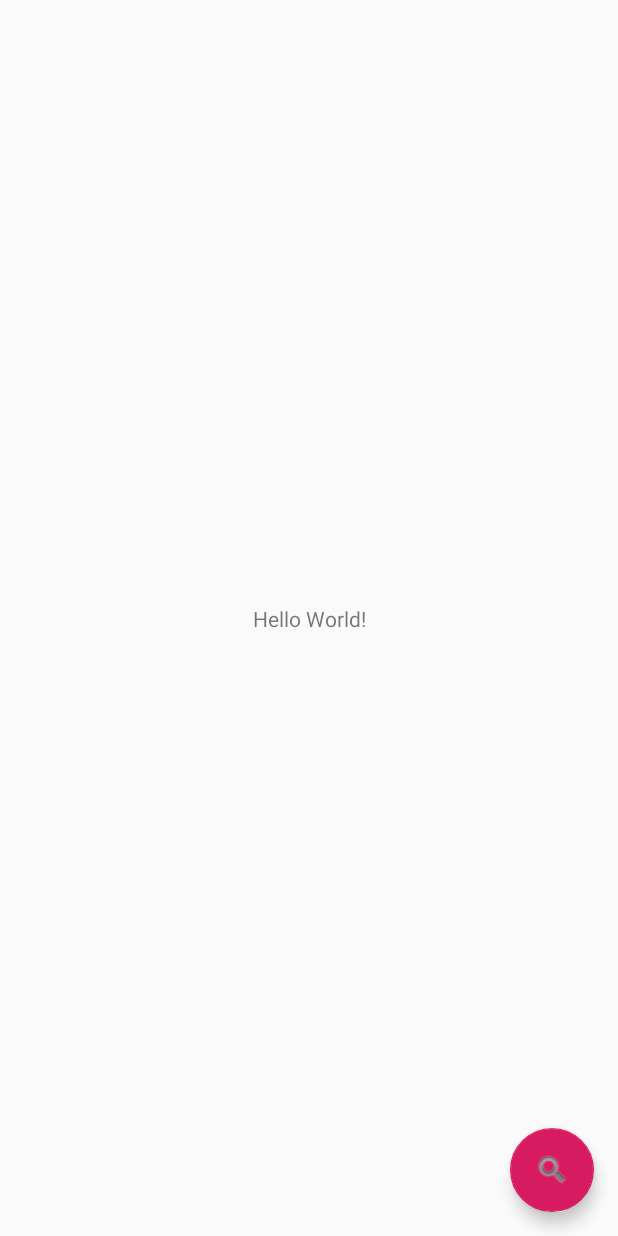
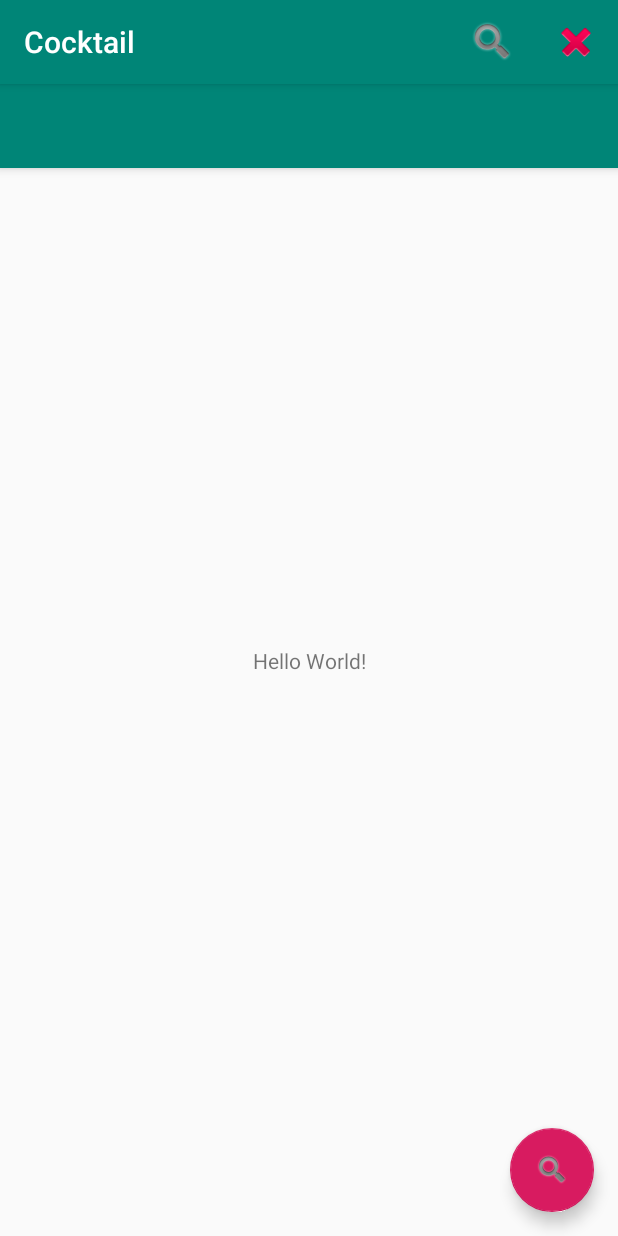
Before and after one commit to miki31/Cocktail, an Android app: the screen it shows after launch (MainActivity), on a phone screen of 412 x 824 dp. Run offline under Robolectric (Android 15) with nearby library versions, the phone set to English and light mode, and no system bars; 4 statements that could not run were skipped.

Commit message:
add search panel test

```diff
--- a/app/build.gradle
+++ b/app/build.gradle
@@ -24,6 +24,7 @@ android {
 
 dependencies {
     implementation fileTree(dir: 'libs', include: ['*.jar'])
+    implementation 'com.android.support:appcompat-v7:28.0.0'
     implementation 'androidx.appcompat:appcompat:1.1.0'
     implementation 'androidx.constraintlayout:constraintlayout:1.1.3'
     implementation 'com.squareup.retrofit2:retrofit:2.4.0'
--- a/app/src/main/java/com/devlight/test/cocktail/MainActivity.java
+++ b/app/src/main/java/com/devlight/test/cocktail/MainActivity.java
@@ -2,12 +2,18 @@ package com.devlight.test.cocktail;
 
 import androidx.annotation.NonNull;
 import androidx.appcompat.app.AppCompatActivity;
+import androidx.appcompat.widget.SearchView;
 import retrofit2.Call;
 import retrofit2.Callback;
 import retrofit2.Response;
 
+import android.app.SearchManager;
+import android.content.Context;
+import android.content.Intent;
 import android.os.Build;
 import android.os.Bundle;
+import android.view.Menu;
+import android.view.MenuInflater;
 import android.widget.TextView;
 
 import com.devlight.test.cocktail.bean.model.Cocktail;
@@ -17,7 +23,7 @@ import com.google.android.material.floatingactionbutton.FloatingActionButton;
 
 import java.util.List;
 
-public class MainActivity extends AppCompatActivity {
+public class MainActivity extends AppCompatActivity implements SearchView.OnQueryTextListener {
 
     private TextView mTextView;
 
@@ -28,21 +34,57 @@ public class MainActivity extends AppCompatActivity {
 
         mTextView = findViewById(R.id.textid);
 
+        handleIntent(getIntent());
+
         FloatingActionButton fab = findViewById(R.id.fab);
         fab.setOnClickListener(v -> {
             //TODO TEST
-            testREST();
+            testREST("margarita");
         });
 
 
 
     }
 
-    private void testREST(){
+    @Override
+    public boolean onCreateOptionsMenu(Menu menu) {
+        MenuInflater menuInflater = getMenuInflater();
+        menuInflater.inflate(R.menu.main_menu, menu);
+
+        SearchManager searchManager =
+                (SearchManager) getSystemService(Context.SEARCH_SERVICE);
+        SearchView searchView =
+                (SearchView) menu.findItem(R.id.search).getActionView();
+        searchView.setSearchableInfo(
+                searchManager.getSearchableInfo(getComponentName())
+        );
+
+        searchView.setSubmitButtonEnabled(true);
+        searchView.setOnQueryTextListener(this);
+
+        return true;
+    }
+
+    @Override
+    protected void onNewIntent(Intent intent) {
+        super.onNewIntent(intent);
+
+        handleIntent(intent);
+    }
+
+    private void handleIntent(Intent intent){
+        if (Intent.ACTION_SEARCH.equals(intent.getAction())){
+            String query = intent.getStringExtra(SearchManager.QUERY);
+
+            testREST(query);
+        }
+    }
+
+    private void testREST(String strSearch){
 
         NetworkService.getInstance()
                 .getJSONApi()
-                .getCocktails("margarita")
+                .getCocktails(strSearch)
                 .enqueue(new Callback<Drinks>() {
                     @Override
                     public void onResponse(@NonNull Call<Drinks> call, @NonNull Response<Drinks> response) {
@@ -76,4 +118,15 @@ public class MainActivity extends AppCompatActivity {
     }
 
 
+    @Override
+    public boolean onQueryTextSubmit(String query) {
+        return false;
+    }
+
+    @Override
+    public boolean onQueryTextChange(String newText) {
+
+
+        return true;
+    }
 }
--- a/app/src/main/res/layout/activity_main.xml
+++ b/app/src/main/res/layout/activity_main.xml
@@ -12,12 +12,13 @@
         android:layout_height="wrap_content"
         android:theme="@style/AppTheme.AppBarOverlay">
 
-<!--        <androidx.appcompat.widget.Toolbar-->
-<!--            android:id="@+id/toolbar"-->
-<!--            android:layout_width="match_parent"-->
-<!--            android:layout_height="?attr/actionBarSize"-->
-<!--            android:background="?attr/colorPrimary"-->
-<!--            app:popupTheme="@style/AppTheme.PopupOverlay" />-->
+        <androidx.appcompat.widget.Toolbar
+            android:id="@+id/toolbar"
+            android:layout_width="match_parent"
+            android:layout_height="?attr/actionBarSize"
+            android:background="?attr/colorPrimary"
+            app:popupTheme="@style/AppTheme.PopupOverlay" />
+
 
     </com.google.android.material.appbar.AppBarLayout>
 
--- a/app/src/main/res/layout/content_main.xml
+++ b/app/src/main/res/layout/content_main.xml
@@ -1,5 +1,6 @@
 <?xml version="1.0" encoding="utf-8"?>
-<androidx.constraintlayout.widget.ConstraintLayout xmlns:android="http://schemas.android.com/apk/res/android"
+<androidx.constraintlayout.widget.ConstraintLayout
+    xmlns:android="http://schemas.android.com/apk/res/android"
     xmlns:app="http://schemas.android.com/apk/res-auto"
     xmlns:tools="http://schemas.android.com/tools"
     android:layout_width="match_parent"
--- /dev/null
+++ b/app/src/main/res/menu/main_menu.xml
@@ -0,0 +1,27 @@
+<?xml version="1.0" encoding="utf-8"?>
+<menu xmlns:app="http://schemas.android.com/apk/res-auto"
+    xmlns:android="http://schemas.android.com/apk/res/android">
+
+<!--    <item android:id="@+id/search"-->
+<!--        android:title="@string/search_title"-->
+<!--        android:icon="@android:drawable/ic_search_category_default"-->
+<!--        app:actionViewClass="android.support.v7.widget.SearchView"-->
+<!--        app:showAsAction="ifRoom"/>-->
+
+<!--    <item android:id="@+id/search1"-->
+<!--        android:title="@string/search_title"-->
+<!--        android:icon="@android:drawable/ic_delete"-->
+<!--        app:showAsAction="never"/>-->
+
+
+    <item android:id="@+id/search"
+        android:title="@string/search_title"
+        android:icon="@android:drawable/ic_search_category_default"
+        app:actionViewClass="android.widget.SearchView"
+        app:showAsAction="collapseActionView|ifRoom" />
+    <item android:id="@+id/search1"
+        android:title="@string/search_title"
+        android:icon="@android:drawable/ic_delete"
+        app:showAsAction="collapseActionView|ifRoom"
+        app:actionViewClass="android.widget.SearchView" />
+</menu>
--- a/app/src/main/res/values/strings.xml
+++ b/app/src/main/res/values/strings.xml
@@ -1,3 +1,5 @@
 <resources>
     <string name="app_name">Cocktail</string>
+
+    <string name="search_title">Search</string>
 </resources>
```
Also changed, not shown: app/src/main/AndroidManifest.xml (+6 -1 lines), app/src/main/res/xml/searchable.xml (added, +8 -0 lines).
